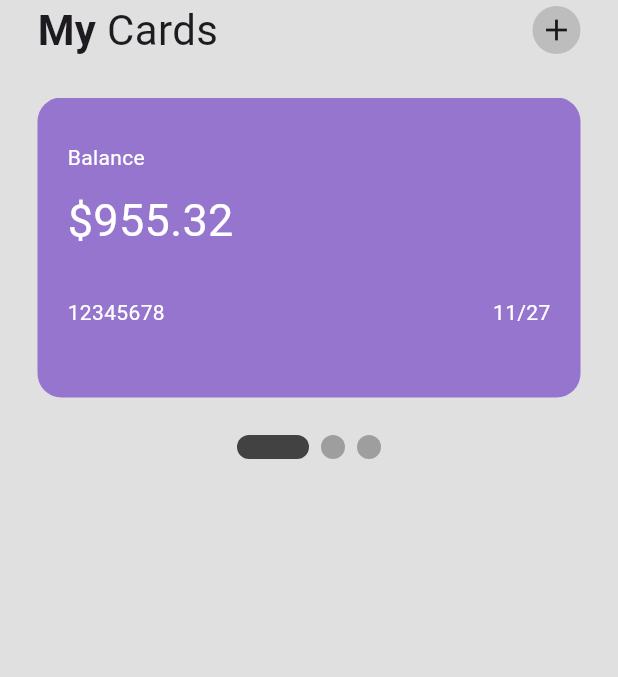
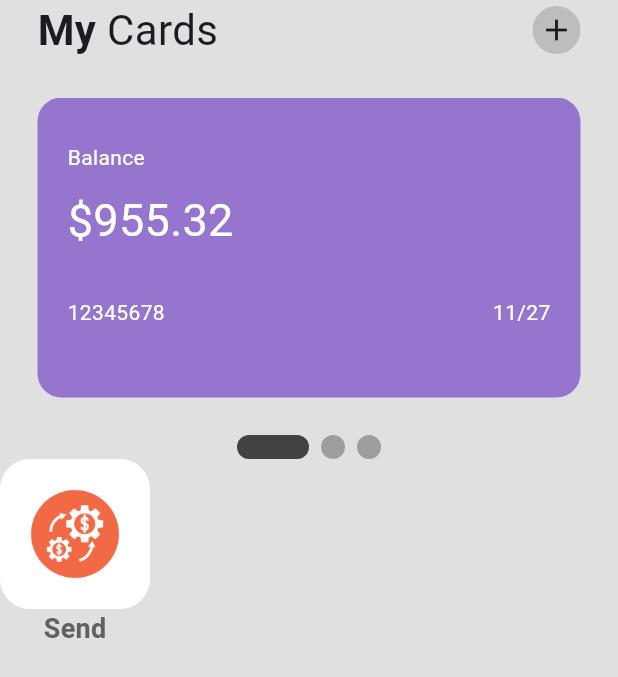
Before and after one commit to iJvpiter/wallet_app_ui, a Flutter app: the screen it shows after launch, on a phone screen of 412 x 824 dp. Shown: the top 677 px of the screen. Run offline on Flutter 3.47's test engine with Material 3 defaults, Android fonts, the phone set to English and light mode, and no system bars; drawn by our look-alikes of smooth_page_indicator.

Commit message:
Beta phase

```diff
--- a/lib/pages/home_page.dart
+++ b/lib/pages/home_page.dart
@@ -56,7 +56,7 @@ class _HomePageState extends State<HomePage> {
             SizedBox(height: 25),
 
             // cards
-            Container(
+            SizedBox(
               height: 200,
               child: PageView(
                 scrollDirection: Axis.horizontal,
@@ -98,6 +98,36 @@ class _HomePageState extends State<HomePage> {
             ),
 
             // 3 buttons -> send + pay + bills
+            Row(
+              children: [
+                // send button
+                Column(
+                  children: [
+                    // icon
+                    Container(
+                      height: 100,
+                      padding: EdgeInsets.all(20),
+                      decoration: BoxDecoration(
+                        color: Colors.white,
+                        borderRadius: BorderRadius.circular(20),
+                      ),
+                      child: Center(
+                        child: Image.asset('lib/icons/send-money.png'),
+                      ),
+                    ),
+                    // text
+                    Text(
+                      'Send',
+                      style: TextStyle(
+                        fontSize: 18,
+                        fontWeight: FontWeight.bold,
+                        color: Colors.grey[700],
+                      ),
+                    ),
+                  ],
+                ),
+              ],
+            )
 
             // column -> stats + transactions
           ]),
--- a/lib/utils/my_card.dart
+++ b/lib/utils/my_card.dart
@@ -39,7 +39,7 @@ class MyCard extends StatelessWidget {
             ),
             SizedBox(height: 10),
             Text(
-              '\$' + balance.toString(),
+              '\$$balance',
               style: TextStyle(
                 color: Colors.white,
                 fontSize: 30,
@@ -58,7 +58,7 @@ class MyCard extends StatelessWidget {
                 ),
                 // card expiry date
                 Text(
-                  expiryMonth.toString() + '/' + expiryYear.toString(),
+                  '$expiryMonth/$expiryYear',
                   style: TextStyle(
                     color: Colors.white,
                   ),
--- a/pubspec.yaml
+++ b/pubspec.yaml
@@ -58,8 +58,8 @@ flutter:
   # the material Icons class.
   uses-material-design: true
 
-assets:
-  - lib/icons/
+  assets:
+    - lib/icons/
 
   # An image asset can refer to one or more resolution-specific "variants", see
   # https://flutter.dev/to/resolution-aware-images
```
